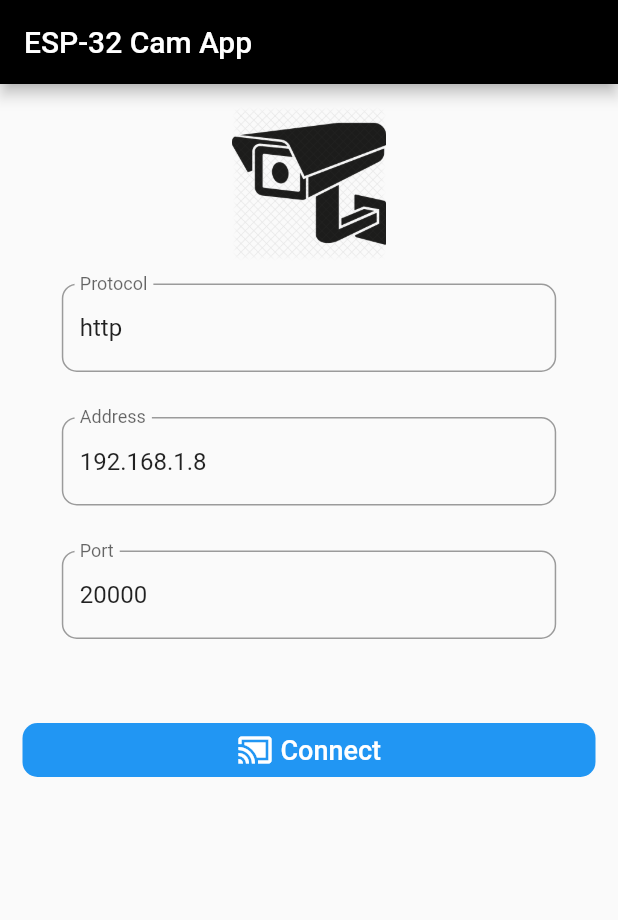
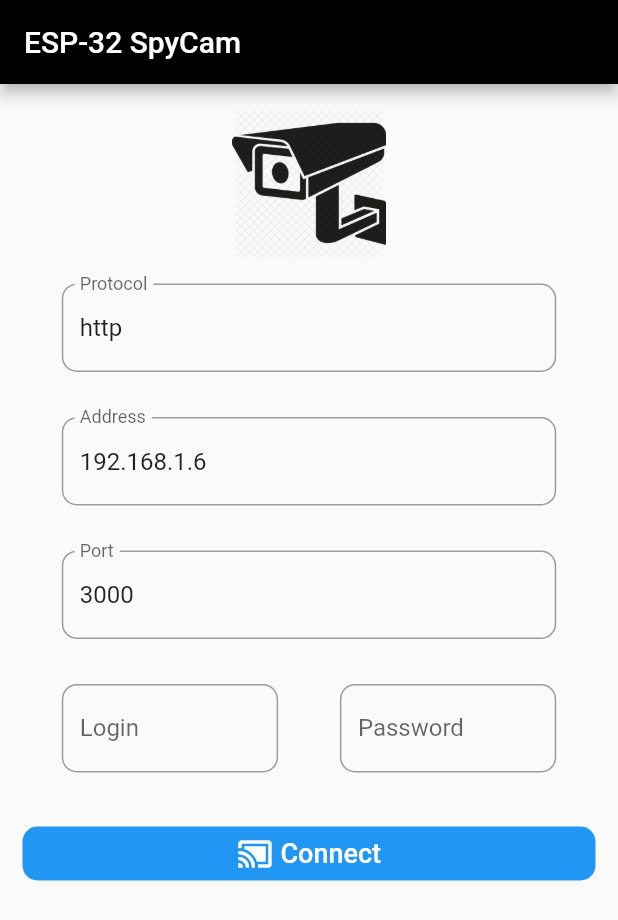
Before and after one commit to batfolx/esp_cam_app, a Flutter app: the screen it shows after launch, on a phone screen of 412 x 824 dp. Shown: the top 920 px of the screen. Run offline on Flutter 3.47's test engine with Material 2 defaults, Android fonts, the light colour scheme and no system bars; our stand-ins replace fluttertoast, gallery_saver, image_picker, socket_io_client.

Commit message:
added login / password functionality

```diff
--- a/lib/cctv_layout.dart
+++ b/lib/cctv_layout.dart
@@ -192,7 +192,9 @@ class _CCTVState extends State<CCTV> {
       websocket.on("connect", (data) => {
         print("Connected to websocket! ${args.url()}"),
         websocket.emit("camera", {
-          'cam': currCamera.toString()
+          'cam': currCamera.toString(),
+          'login': args.login,
+          'password': args.password
         })
       });
 
@@ -218,7 +220,9 @@ class _CCTVState extends State<CCTV> {
         }
         if (mounted) {
             websocket.emit("camera", {
-              'cam': currCamera.toString()
+              'cam': currCamera.toString(),
+              'login': args.login,
+              'password': args.password
             });
           } else {
           disconnectWebSocket();
@@ -245,8 +249,10 @@ class CCTVArgs {
   String proto;
   String addr;
   String port;
+  String login;
+  String password;
 
-  CCTVArgs(this.proto, this.addr, this.port);
+  CCTVArgs(this.proto, this.addr, this.port, this.login, this.password);
 
   String url() {
     return proto + "://" + addr + ":" + port;
--- a/lib/connect_layout.dart
+++ b/lib/connect_layout.dart
@@ -1,3 +1,5 @@
+import 'dart:math';
+
 import 'package:espcamapp/cctv_layout.dart';
 import 'package:espcamapp/networking.dart';
 import 'package:flutter/cupertino.dart';
@@ -13,6 +15,10 @@ class _ConnectState extends State<Connect> {
   TextEditingController proto;
   TextEditingController addr;
   TextEditingController port;
+  TextEditingController login;
+  TextEditingController password;
+  String loginErr;
+  String passwordErr;
   Widget loadingWidget;
   Widget errorWidget;
 
@@ -22,20 +28,23 @@ class _ConnectState extends State<Connect> {
     proto = new TextEditingController();
     addr = new TextEditingController();
     port = new TextEditingController();
+    login = new TextEditingController();
+    password = new TextEditingController();
     proto.text = "http";
-    port.text = "20000";
-    addr.text = "192.168.1.8";
+    port.text = "3000";
+    addr.text = "192.168.1.6";
     loadingWidget = Container();
     errorWidget = Container();
   }
 
   @override
   void dispose() {
-
     super.dispose();
     proto.dispose();
     addr.dispose();
     port.dispose();
+    login.dispose();
+    password.dispose();
   }
 
 
@@ -43,7 +52,7 @@ class _ConnectState extends State<Connect> {
   Widget build(BuildContext context) {
     return Scaffold(
       appBar: AppBar(
-        title: Text("ESP-32 Cam App"),
+        title: Text("ESP-32 SpyCam"),
       ),
       body: Container(
         height: MediaQuery.of(context).size.height,
@@ -83,7 +92,6 @@ class _ConnectState extends State<Connect> {
               SizedBox(height: 30,),
               Container(
                 width: MediaQuery.of(context).size.width * 0.8,
-
                 child: TextField(
                   controller: addr,
                   decoration: InputDecoration(
@@ -115,19 +123,80 @@ class _ConnectState extends State<Connect> {
                   ),
                 ),
               ),
-              SizedBox(height: 50,),
+              SizedBox(height: 30,),
+              Container(
+                width: MediaQuery.of(context).size.width,
+                child: Row(
+                  mainAxisAlignment: MainAxisAlignment.center,
+                  children: [
+                    Container(
+                      width: MediaQuery.of(context).size.width * 0.35,
+
+                      child: TextField(
+                        controller: login,
+                        decoration: InputDecoration(
+                            border: OutlineInputBorder(
+                                borderRadius: BorderRadius.circular(10),
+                                borderSide: BorderSide(
+                                    color: Colors.black
+                                )
+                            ),
+                            hintText: "Login",
+                            labelText: "Login",
+                            errorText: loginErr
+                        ),
+                      ),
+                    ),
+                    SizedBox(width: MediaQuery.of(context).size.width * 0.1,),
+                    Container(
+                      width: MediaQuery.of(context).size.width * 0.35,
+                      child: TextField(
+                        controller: password,
+                        obscureText: true,
+                        decoration: InputDecoration(
+                            border: OutlineInputBorder(
+                                borderRadius: BorderRadius.circular(10),
+                                borderSide: BorderSide(
+                                    color: Colors.black
+                                )
+                            ),
+                            hintText: "Password",
+                            labelText: "Password",
+                            errorText: passwordErr
+                        ),
+                      ),
+                    )
+                  ],
+                ),
+              ),
+              SizedBox(height: 30),
               Container(
                 width: MediaQuery.of(context).size.width - 30,
                 child: FlatButton(
-
                   color: Colors.blue,
                     onPressed: () async {
+
+
+                      if (login.text.trim() == "")loginErr = "Must not be empty";
+                      else loginErr = null;
+                      if (password.text.trim() == "") passwordErr = "Must not be empty";
+                      else passwordErr = null;
+
+                      if (loginErr != null || passwordErr != null) {
+                        setState(() {});
+                        return;
+                      }
                       setState(() {
                         loadingWidget = getLoadingWidget();
                       });
 
-                      String url = proto.text + "://" + addr.text + ":" + port.text;
-                      var response  = await getData(url);
+
+                      String url = proto.text + "://" + addr.text + ":" + port.text + "/auth";
+                      Map<String, String> headers = {
+                        "login": login.text,
+                        "password": password.text
+                      };
+                      var response  = await getDataHeaders(url, headers);
                       String error = response['error'];
                       print(error);
 
@@ -135,9 +204,22 @@ class _ConnectState extends State<Connect> {
                         setState(() {
                           loadingWidget = Container();
                         });
-                        CCTVArgs args = new CCTVArgs(proto.text, addr.text, port.text);
+                        CCTVArgs args = new CCTVArgs(proto.text, addr.text, port.text, login.text, password.text);
                         await Navigator.pushNamed(context, "CCTVState", arguments: args);
 
+                      } else {
+
+                        if (error == 'invalid') {
+                          setState(() {
+                            loadingWidget = Container();
+                            errorWidget = Text("Wrong username & password. ");
+                          });
+
+                          await Future.delayed(Duration(seconds: 2));
+                          setState(() {
+                            loadingWidget = Container();
+                            errorWidget = Container();
+                          });
                         } else {
                           setState(() {
                             loadingWidget = Container();
@@ -149,6 +231,8 @@ class _ConnectState extends State<Connect> {
                             loadingWidget = Container();
                             errorWidget = Container();
                           });
+                        }
+
                       }
 
 
```
Also changed, not shown: lib/networking.dart (+20 -1 lines). Lines whose indentation alone changed are shown as unchanged.
